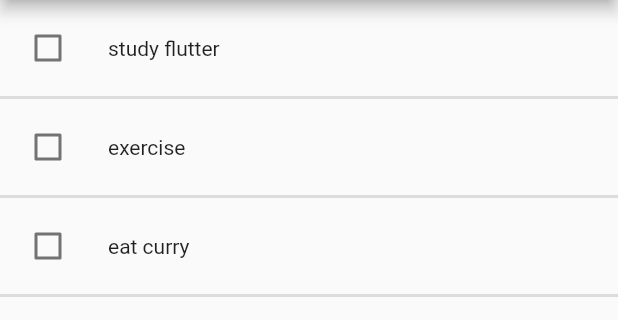
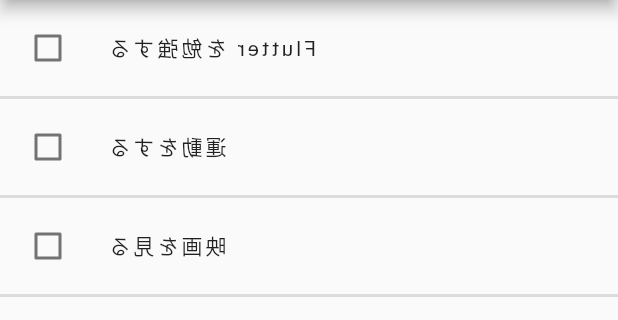
Before and after one commit to Umigishi-Aoi/mirror_todo, a Flutter app: the screen it shows after launch, on a phone screen of 412 x 824 dp, the part 84-404 px from its top. Run offline on Flutter 3.47's test engine with Material 2 defaults, Android fonts, the phone set to English and light mode, and no system bars; our stand-ins replace drift, flutter_hooks, freezed_annotation, hooks_riverpod, package_info_plus, riverpod_annotation and 1 more; accounts and stored records are empty; generated files the repository leaves out were written again; Roboto replaces fonts that are missing (MPLUS1).

Commit message:
add mirror function

```diff
--- a/lib/src/constants/constants.dart
+++ b/lib/src/constants/constants.dart
@@ -2,6 +2,7 @@
 const kTodoSpacing = 16.0;
 const kDividerThickness = 2.0;
 const kDividerIndent = 0.0;
+const kTodoStringSpacing = 1.0;
 
 const kMaxLengthOfTodo = 20;
 
@@ -21,3 +22,7 @@
 The contents and information of this application are subject to change without notice.
 The contents of this policy are subject to change without notice.
 ''';
+
+const kInitialTodo0 = 'Flutter を勉強する';
+const kInitialTodo1 = '運動をする';
+const kInitialTodo2 = '映画を見る';
--- a/lib/src/model/todo_dto.dart
+++ b/lib/src/model/todo_dto.dart
@@ -1,4 +1,7 @@
 import 'package:freezed_annotation/freezed_annotation.dart';
+
+import '../constants/constants.dart';
+import '../util/util.dart';
 
 part 'todo_dto.freezed.dart';
 
@@ -6,10 +9,17 @@
 class TodoDto with _$TodoDto {
   const factory TodoDto({
     required int id,
-    required String todo,
+    required List<String> todo,
   }) = _TodoDto;
 
-  factory TodoDto.initialData0() => const TodoDto(id: 0, todo: 'study flutter');
-  factory TodoDto.initialData1() => const TodoDto(id: 1, todo: 'exercise');
-  factory TodoDto.initialData2() => const TodoDto(id: 2, todo: 'eat curry');
+  const TodoDto._();
+
+  factory TodoDto.initialTodo0() =>
+      TodoDto(id: 0, todo: stringToList(kInitialTodo0));
+  factory TodoDto.initialTodo1() =>
+      TodoDto(id: 1, todo: stringToList(kInitialTodo1));
+  factory TodoDto.initialData2() =>
+      TodoDto(id: 2, todo: stringToList(kInitialTodo2));
+
+  String get listToString => todo.join();
 }
--- a/lib/src/ui/page/todo_item.dart
+++ b/lib/src/ui/page/todo_item.dart
@@ -1,3 +1,5 @@
+import 'dart:math' as math;
+
 import 'package:flutter/material.dart';
 import 'package:flutter_hooks/flutter_hooks.dart';
 import 'package:hooks_riverpod/hooks_riverpod.dart';
@@ -36,7 +38,22 @@
                 const SizedBox(
                   width: kTodoSpacing,
                 ),
-                Text(todoDto.todo),
+                Row(
+                  children: todoDto.todo
+                      .map(
+                        (todoString) => Padding(
+                          padding: const EdgeInsets.symmetric(
+                            horizontal: kTodoStringSpacing,
+                          ),
+                          child: Transform(
+                            alignment: Alignment.center,
+                            transform: Matrix4.rotationY(math.pi),
+                            child: Text(todoString),
+                          ),
+                        ),
+                      )
+                      .toList(),
+                ),
                 const Spacer()
               ],
             ),
--- /dev/null
+++ b/lib/src/util/util.dart
@@ -0,0 +1,3 @@
+List<String> stringToList(String todo) {
+  return todo.split('');
+}
```
Also changed, not shown: lib/src/repository/todo_repository.dart (+12 -4 lines), lib/src/model/todo_dto.freezed.dart, 1 other file.
